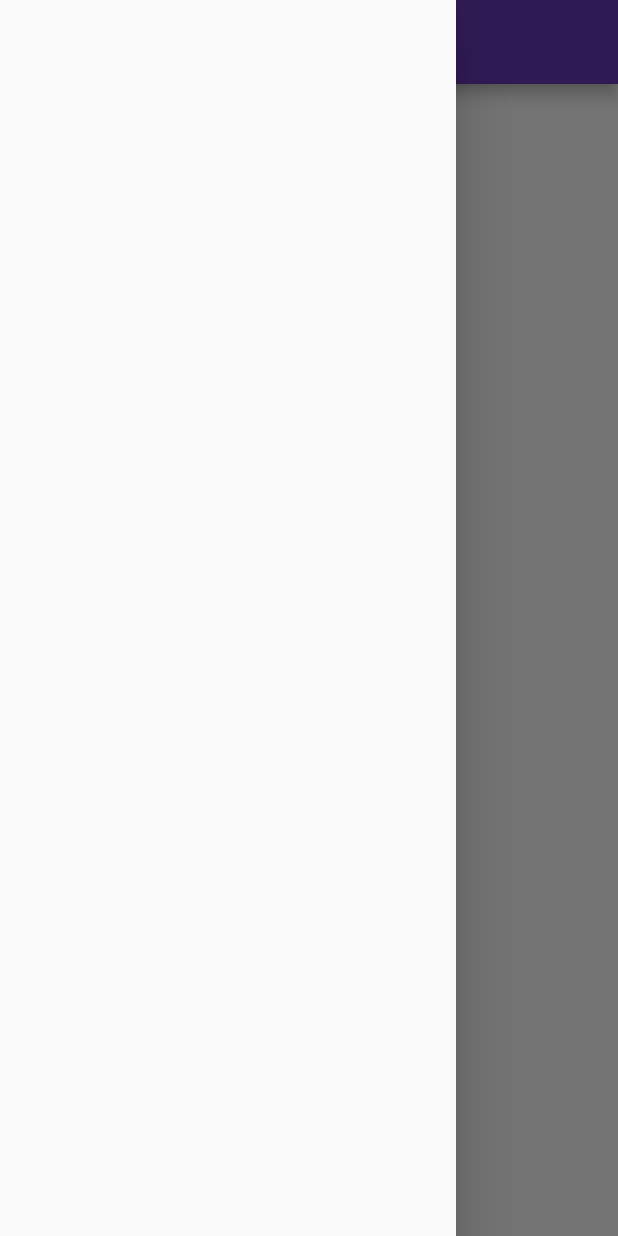
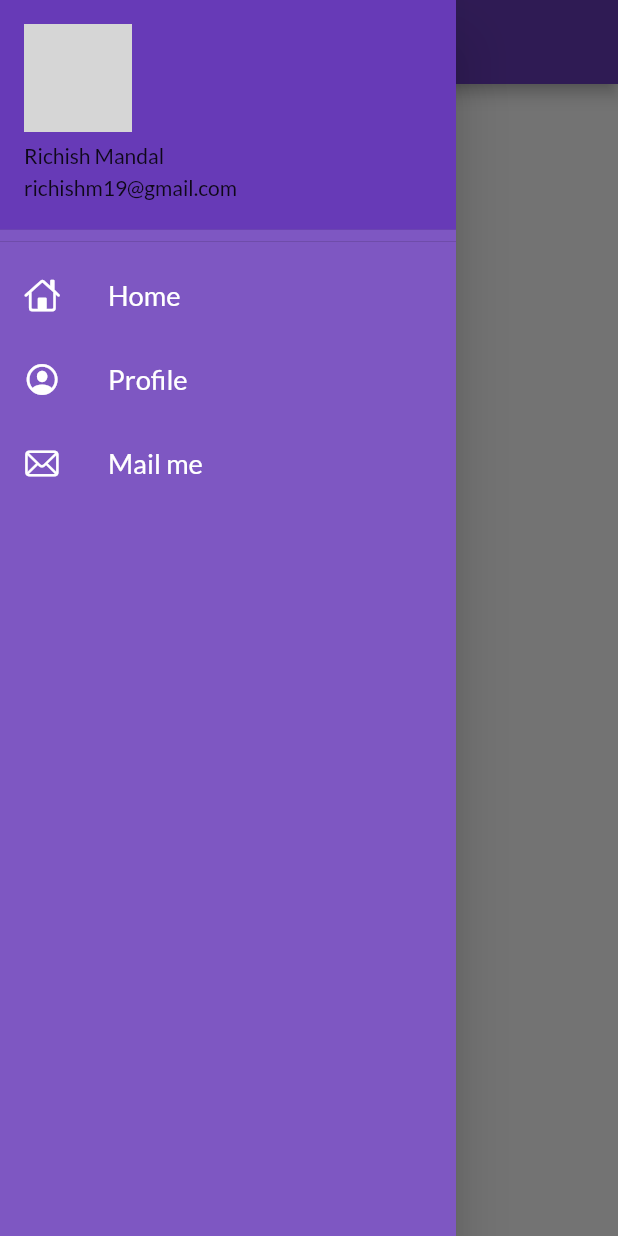
Before and after one commit to ItsRichish/FlutterFirstApp, a Flutter app: the HomePage screen opened by its route, with the side drawer open, on a phone screen of 412 x 824 dp. Run offline on Flutter 3.47's test engine with Material 2 defaults, Android fonts, the phone set to English and light mode, and no system bars; our stand-ins replace google_fonts; network calls fail; grey boxes are pictures that could not be loaded.

Commit message:
Day 8 completed

```diff
--- a/lib/main.dart
+++ b/lib/main.dart
@@ -23,7 +23,7 @@ class MyApp extends StatelessWidget {
       darkTheme: ThemeData(
         brightness: Brightness.dark,
       ),
-      // debugShowCheckedModeBanner: false,
+      debugShowCheckedModeBanner: false,
       //Routes
       // initialRoute: "/home",
       routes: {
--- a/lib/pages/home_page.dart
+++ b/lib/pages/home_page.dart
@@ -1,4 +1,5 @@
 import 'package:flutter/material.dart';
+import 'package:flutter_catalog/widgets/drawer.dart';
 
 class HomePage extends StatelessWidget {
   const HomePage({Key? key}) : super(key: key);
@@ -14,7 +15,7 @@ class HomePage extends StatelessWidget {
           child: Text("Welcome to my app"),
         ),
       ),
-      drawer: Drawer(),
+      drawer: MyDrawer(),
     );
   }
 }
--- /dev/null
+++ b/lib/widgets/drawer.dart
@@ -0,0 +1,74 @@
+import 'package:flutter/cupertino.dart';
+import 'package:flutter/src/foundation/key.dart';
+import 'package:flutter/src/widgets/framework.dart';
+
+import 'package:flutter/material.dart';
+
+class MyDrawer extends StatelessWidget {
+  const MyDrawer({Key? key}) : super(key: key);
+
+  @override
+  Widget build(BuildContext context) {
+    final imageUrl =
+        "https://encrypted-tbn0.gstatic.com/images?q=tbn:ANd9GcQeho-mwluH_oJ-OB-lFkSSPyH8VzyHNRZ09Q&usqp=CAU";
+    return Drawer(
+      child: Container(
+        color: Colors.deepPurple.shade400,
+        child: ListView(
+          padding: EdgeInsets.zero,
+          children: [
+            DrawerHeader(
+              padding: EdgeInsets.zero,
+              child: UserAccountsDrawerHeader(
+                accountName: Text("Richish Mandal"),
+                accountEmail: Text("richishm19@gmail.com"),
+                currentAccountPicture: CircleAvatar(
+                  backgroundImage: NetworkImage(imageUrl),
+                ),
+              ),
+            ),
+            ListTile(
+              leading: Icon(
+                CupertinoIcons.home,
+                color: Colors.white,
+              ),
+              title: Text(
+                "Home",
+                textScaleFactor: 1.3,
+                style: TextStyle(
+                  color: Colors.white,
+                ),
+              ),
+            ),
+            ListTile(
+              leading: Icon(
+                CupertinoIcons.profile_circled,
+                color: Colors.white,
+              ),
+              title: Text(
+                "Profile",
+                textScaleFactor: 1.3,
+                style: TextStyle(
+                  color: Colors.white,
+                ),
+              ),
+            ),
+            ListTile(
+              leading: Icon(
+                CupertinoIcons.mail,
+                color: Colors.white,
+              ),
+              title: Text(
+                "Mail me",
+                textScaleFactor: 1.3,
+                style: TextStyle(
+                  color: Colors.white,
+                ),
+              ),
+            ),
+          ],
+        ),
+      ),
+    );
+  }
+}
```
